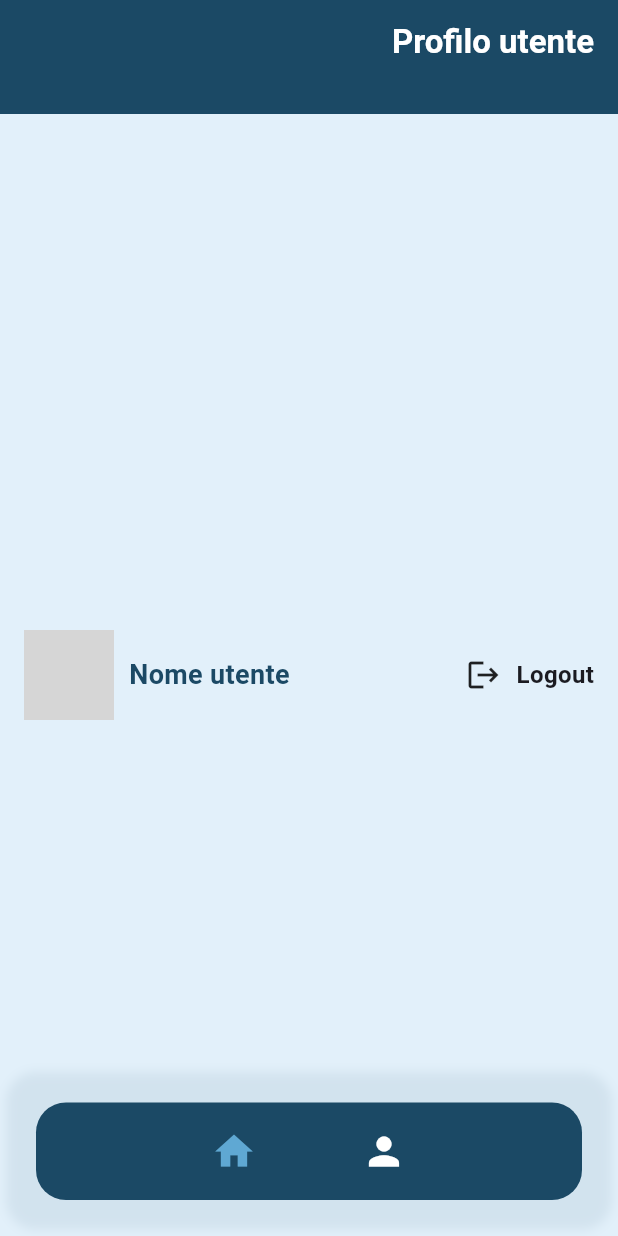
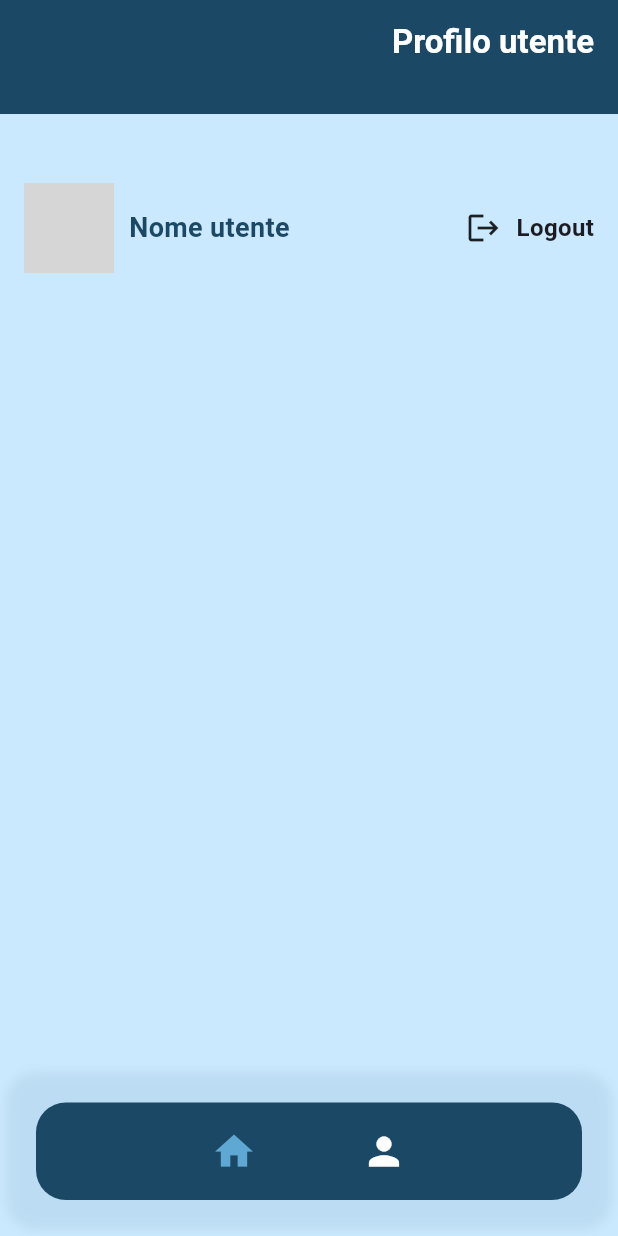
Before and after one commit to borgo02/AI-Travel-Planner-flutter, a Flutter app: the MainPage screen opened directly, after a tap on the "person" icon, on a phone screen of 412 x 824 dp. Run offline on Flutter 3.47's test engine with Material 3 defaults, Android fonts, the phone set to English and light mode, and no system bars; our stand-ins replace cloud_firestore, firebase_auth, firebase_core, flutter_svg, google_sign_in; accounts and stored records are empty; network calls fail; statements that could not run were skipped; grey boxes are pictures that could not be loaded.

Commit message:
Completed navigation

```diff
--- a/lib/ui/bottom_navigation_view.dart
+++ b/lib/ui/bottom_navigation_view.dart
@@ -61,7 +61,6 @@ class _MainPageState extends State<MainPage> {
   @override
   void initState() {
     super.initState();
-
     searchController.text = travelViewModel.searchText;
   }
 
@@ -155,7 +154,7 @@ class _MainPageState extends State<MainPage> {
   Widget build(BuildContext context) {
     return Scaffold(
       resizeToAvoidBottomInset: false,
-      backgroundColor: CustomColors.paleBlue,
+      backgroundColor: CustomColors.lightBlue,
       appBar: _topBarWidgetOptions.elementAt(selectedIndex),
       body: Stack(
         children: [
--- a/lib/ui/dashboard/dashboard_view.dart
+++ b/lib/ui/dashboard/dashboard_view.dart
@@ -1,6 +1,5 @@
 import 'package:flutter/material.dart';
 import 'package:provider/provider.dart';
-import 'package:ai_travel_planner/CustomColors.dart';
 import 'package:ai_travel_planner/ui/travel_viewmodel.dart';
 import '../../data/model/user_model.dart';
 import '../Travel/travel_details.dart';
@@ -21,7 +20,6 @@ class DashboardFragment extends StatelessWidget {
                   ? const CircularProgressIndicator()
                   : Container(
                 padding: const EdgeInsets.symmetric(horizontal: 16.0),
-                color: CustomColors.lightBlue,
                 child: ListView.builder(
                   itemCount: viewModel.filteredTravels.length,
                   itemBuilder: (context, index) {
--- a/lib/ui/profile/profile_view.dart
+++ b/lib/ui/profile/profile_view.dart
@@ -8,7 +8,7 @@ import '../Travel/travel_details.dart';
 
 class ProfileFragment extends StatelessWidget {
   final TravelViewModel travelViewModel;
-  const ProfileFragment(this.travelViewModel, {super.key});
+  const ProfileFragment(this.travelViewModel, {Key? key});
 
   @override
   Widget build(BuildContext context) {
@@ -20,8 +20,7 @@ class ProfileFragment extends StatelessWidget {
               ? const Center(
             child: CircularProgressIndicator(),
           )
-                  : SingleChildScrollView(
-                child: Container(
+              : Container(
             padding: const EdgeInsets.all(16.0),
             child: Column(
               crossAxisAlignment: CrossAxisAlignment.stretch,
@@ -61,23 +60,30 @@ class ProfileFragment extends StatelessWidget {
                     ],
                   ),
                 ),
-                      ListView.builder(
-                        shrinkWrap: true,
-                        physics: const NeverScrollableScrollPhysics(),
+                Expanded( // Added Expanded widget
+                  child: ListView.builder(
                     itemCount: travelViewModel.notSharedTravels.length,
                     itemBuilder: (context, index) {
-                          final travel = travelViewModel.notSharedTravels[index];
+                      final travel =
+                      travelViewModel.notSharedTravels[index];
                       return GestureDetector(
                         onTap: () {
                           Navigator.push(
                             context,
                             MaterialPageRoute(
-                                  builder: (context) => TravelDetails(travelViewModel, travel)
+                              builder: (context) => TravelDetails(
+                                travelViewModel,
+                                travel,
+                              ),
                             ),
                           );
                         },
                         child: TravelCard(
-                              bottomMargin: index == travelViewModel.notSharedTravels.length - 1 ? 120 : 10,
+                          bottomMargin: index ==
+                              travelViewModel.notSharedTravels.length -
+                                  1
+                              ? 120
+                              : 10,
                           travel: travel,
                           user: null,
                           ownerUser: null,
@@ -87,13 +93,14 @@ class ProfileFragment extends StatelessWidget {
                           },
                           onLikeTap: null,
                           showOwnerName: false, // Hide owner name in profile
-                              showLikes: false, // Hide likes in profile
+                          showLikes:
+                          false, // Hide likes in profile
                         ),
                       );
                     },
                   ),
+                ),
               ],
-                  ),
             ),
           );
         },
--- a/lib/ui/travel/travel_details.dart
+++ b/lib/ui/travel/travel_details.dart
@@ -32,8 +32,8 @@ class TravelDetails extends StatelessWidget {
           ),
         ),
       ),
-      body: ChangeNotifierProvider(
-        create: (_) => TravelViewModel(),
+      body: ChangeNotifierProvider<TravelViewModel>.value(
+        value: travelViewModel,
         child: SingleChildScrollView(
           child: Consumer<TravelViewModel>(
             builder: (context, viewModel, child) {
--- a/lib/ui/travel_viewmodel.dart
+++ b/lib/ui/travel_viewmodel.dart
@@ -1,8 +1,5 @@
-import 'dart:math';
-
 import 'package:ai_travel_planner/base_viewmodel.dart';
 import 'package:ai_travel_planner/data/model/stage.dart';
-import 'package:flutter/foundation.dart';
 import 'package:ai_travel_planner/data/model/travel.dart';
 
 import '../data/model/user_model.dart';
@@ -83,7 +80,7 @@ class TravelViewModel extends BaseViewModel {
   void shareTravel(Travel travel) {
     notSharedTravels.remove(travel);
     sharedTravels.add(travel);
-    filteredTravels.add(travel);
+    searchTravel(searchText);
     travelRepository.setTravelToShared(travel.idTravel!);
     notifyListeners();
   }
```
Lines whose indentation alone changed are shown as unchanged.
